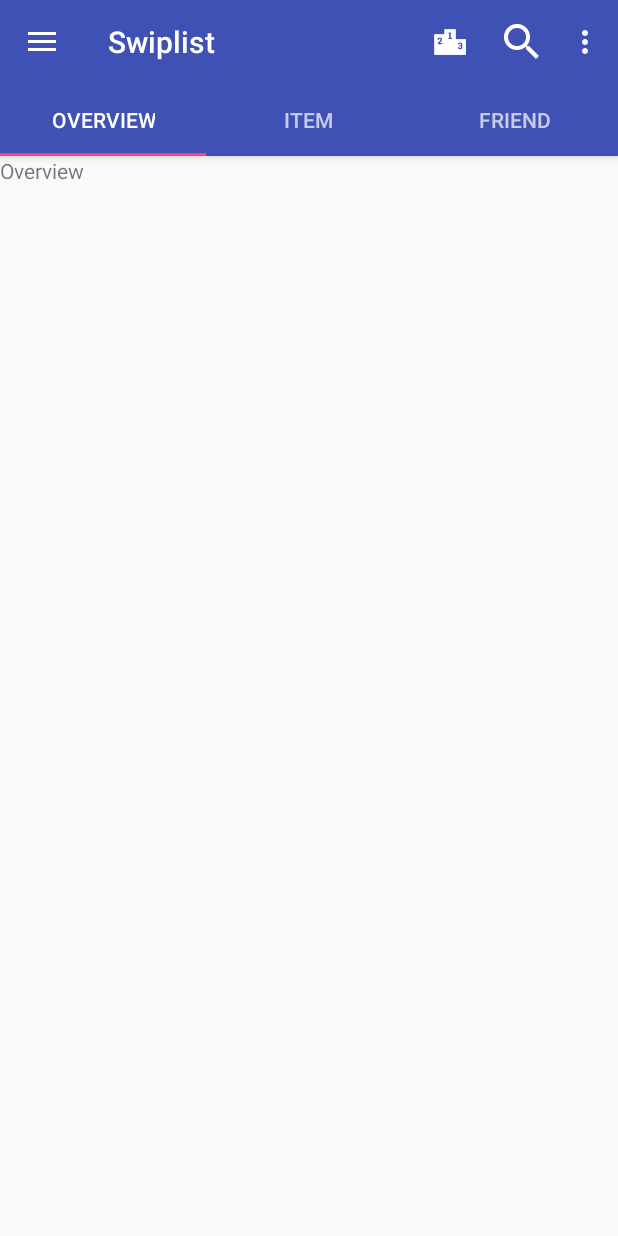
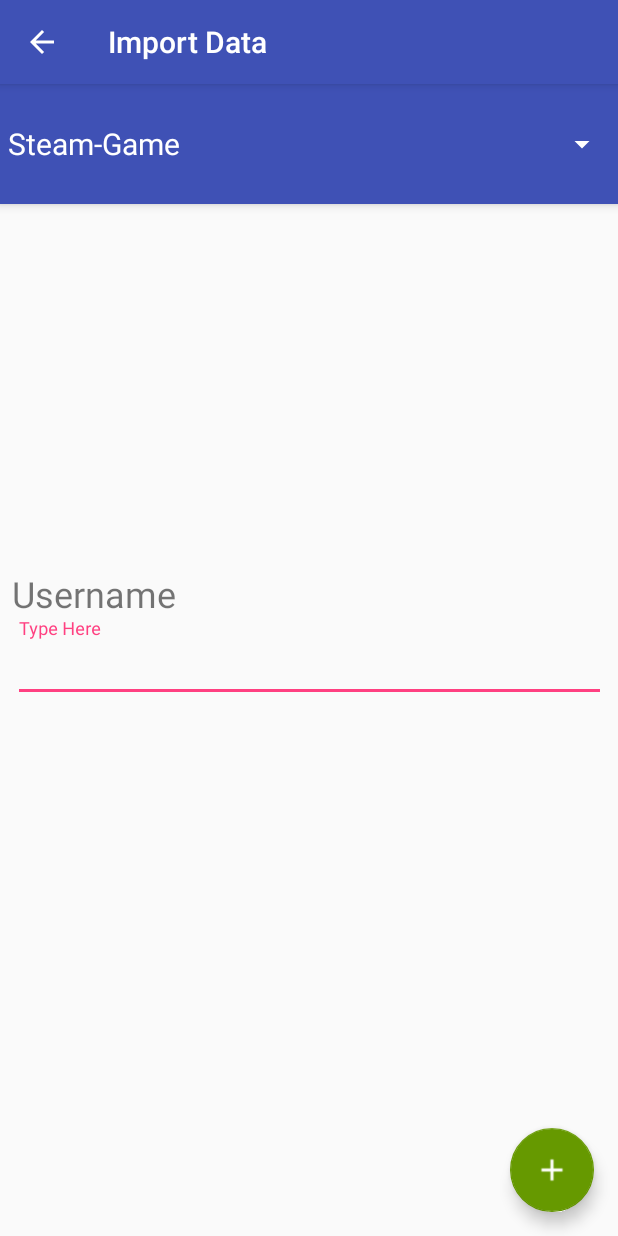
Before and after one commit to Swiplist/Swiplist-Android, an Android app: the MainActivity screen opened directly, with no data from a screen before it, in the side drawer, after a tap on "Import Data", on a phone screen of 412 x 824 dp. Run offline under Robolectric (Android 15) with nearby library versions, the phone set to English and light mode, and no system bars; libraries missing offline, so code that uses them is left out: com.github.kittinunf.fuel, com.github.kittinunf.result; 2 statements that could not run were skipped.

Commit message:
Add import data layout

```diff
--- a/app/src/main/AndroidManifest.xml
+++ b/app/src/main/AndroidManifest.xml
@@ -107,5 +107,22 @@
                     android:scheme="https" />
             </intent-filter>
         </activity>
+        <activity
+            android:name="com.energy0124.swiplist.feature.ImportDataActivity"
+            android:label="@string/title_activity_import_data"
+            android:parentActivityName="com.energy0124.swiplist.feature.MainActivity"
+            android:theme="@style/AppTheme">
+            <intent-filter android:order="1">
+                <action android:name="android.intent.action.VIEW" />
+
+                <category android:name="android.intent.category.BROWSABLE" />
+                <category android:name="android.intent.category.DEFAULT" />
+
+                <data
+                    android:host="energy0124"
+                    android:pathPattern="/.*"
+                    android:scheme="https" />
+            </intent-filter>
+        </activity>
     </application>
 </manifest>
--- a/base/src/main/res/values/strings.xml
+++ b/base/src/main/res/values/strings.xml
@@ -3,5 +3,6 @@
     <string name="title_activity_login">Log in</string>
     <string name="title_activity_register">Register</string>
     <string name="title_activity_search">Search</string>
-    <string name="title_activity_profile">ProfileActivity</string>
+    <string name="title_activity_profile">Profile</string>
+    <string name="title_activity_import_data">Import Data</string>
 </resources>
--- a/feature/src/main/AndroidManifest.xml
+++ b/feature/src/main/AndroidManifest.xml
@@ -108,6 +108,23 @@
                     android:scheme="https" />
             </intent-filter>
         </activity>
+        <activity
+            android:name=".ImportDataActivity"
+            android:label="@string/title_activity_import_data"
+            android:parentActivityName=".MainActivity"
+            android:theme="@style/AppTheme">
+            <intent-filter android:order="1">
+                <action android:name="android.intent.action.VIEW" />
+
+                <category android:name="android.intent.category.BROWSABLE" />
+                <category android:name="android.intent.category.DEFAULT" />
+
+                <data
+                    android:host="example.com"
+                    android:pathPattern="/.*"
+                    android:scheme="https" />
+            </intent-filter>
+        </activity>
     </application>
 
 </manifest>
--- /dev/null
+++ b/feature/src/main/java/com/energy0124/swiplist/feature/ImportDataActivity.kt
@@ -0,0 +1,44 @@
+package com.energy0124.swiplist.feature
+
+import android.os.Bundle
+import android.support.design.widget.Snackbar
+import android.support.v7.app.AppCompatActivity
+import android.view.View
+import android.widget.AdapterView
+import android.widget.AdapterView.OnItemSelectedListener
+import android.widget.ArrayAdapter
+import android.widget.Spinner
+
+import kotlinx.android.synthetic.main.activity_import_data.*
+
+class ImportDataActivity : AppCompatActivity(), OnItemSelectedListener {
+    override fun onNothingSelected(parent: AdapterView<*>?) {
+    }
+
+    override fun onItemSelected(parent: AdapterView<*>?, view: View?, position: Int, id: Long) {
+        when(position){
+
+        }
+    }
+
+    private val services = arrayOf("Steam-Game", "MyAnimeList-Anime", "MyAnimeList-Manga")
+
+    override fun onCreate(savedInstanceState: Bundle?) {
+        super.onCreate(savedInstanceState)
+        setContentView(R.layout.activity_import_data)
+
+        var spinner = findViewById<Spinner>(R.id.import_data_service_spinner)
+        val spinnerAdapter = ArrayAdapter<String>(this, R.layout.spinner_item, services)
+        spinnerAdapter.setDropDownViewResource(android.R.layout.simple_spinner_dropdown_item)
+        spinner.adapter = spinnerAdapter
+        spinner.onItemSelectedListener = this
+
+        fab.setOnClickListener { view ->
+            Snackbar.make(view, "Replace with your own action", Snackbar.LENGTH_LONG)
+                    .setAction("Action", null).show()
+        }
+
+        supportActionBar?.setDisplayHomeAsUpEnabled(true)
+    }
+
+}
--- a/feature/src/main/java/com/energy0124/swiplist/feature/MainActivity.kt
+++ b/feature/src/main/java/com/energy0124/swiplist/feature/MainActivity.kt
@@ -175,7 +175,8 @@ class MainActivity : AppCompatActivity(), NavigationView.OnNavigationItemSelecte
 
             }
             R.id.nav_import_data -> {
-
+                val intent = Intent(this, ImportDataActivity::class.java)
+                startActivity(intent)
             }
             R.id.nav_setting -> {
 
--- /dev/null
+++ b/feature/src/main/res/layout/activity_import_data.xml
@@ -0,0 +1,34 @@
+<?xml version="1.0" encoding="utf-8"?>
+<android.support.design.widget.CoordinatorLayout xmlns:android="http://schemas.android.com/apk/res/android"
+    xmlns:app="http://schemas.android.com/apk/res-auto"
+    xmlns:tools="http://schemas.android.com/tools"
+    android:layout_width="match_parent"
+    android:layout_height="match_parent"
+    android:fitsSystemWindows="true"
+    tools:context=".ImportDataActivity">
+
+    <android.support.design.widget.AppBarLayout
+        android:layout_width="match_parent"
+        android:layout_height="wrap_content"
+        android:theme="@style/AppTheme.AppBarOverlay">
+
+        <Spinner
+            android:id="@+id/import_data_service_spinner"
+            android:layout_width="match_parent"
+            android:layout_height="80dp" />
+
+
+    </android.support.design.widget.AppBarLayout>
+
+    <include layout="@layout/content_import_data" />
+
+    <android.support.design.widget.FloatingActionButton
+        android:id="@+id/fab"
+        android:layout_width="wrap_content"
+        android:layout_height="wrap_content"
+        android:layout_gravity="bottom|end"
+        android:layout_margin="@dimen/fab_margin"
+        app:backgroundTint="@android:color/holo_green_dark"
+        app:srcCompat="@drawable/baseline_add_white_18dp" />
+
+</android.support.design.widget.CoordinatorLayout>
--- /dev/null
+++ b/feature/src/main/res/layout/content_import_data.xml
@@ -0,0 +1,37 @@
+<?xml version="1.0" encoding="utf-8"?>
+<android.support.constraint.ConstraintLayout xmlns:android="http://schemas.android.com/apk/res/android"
+    xmlns:app="http://schemas.android.com/apk/res-auto"
+    xmlns:tools="http://schemas.android.com/tools"
+    android:layout_width="match_parent"
+    android:layout_height="match_parent"
+    tools:context=".ImportDataActivity"
+    tools:showIn="@layout/activity_import_data">
+
+    <android.support.design.widget.TextInputLayout
+        android:id="@+id/textInputLayout2"
+        android:layout_width="395dp"
+        android:layout_height="wrap_content"
+        android:layout_marginEnd="8dp"
+        android:layout_marginStart="8dp"
+        app:layout_constraintBottom_toBottomOf="parent"
+        app:layout_constraintEnd_toEndOf="parent"
+        app:layout_constraintStart_toStartOf="parent"
+        app:layout_constraintTop_toTopOf="parent">
+
+        <android.support.design.widget.TextInputEditText
+            android:layout_width="match_parent"
+            android:layout_height="wrap_content"
+            android:hint="@string/import_data_text_hint"
+            android:textSize="18sp" />
+    </android.support.design.widget.TextInputLayout>
+
+    <TextView
+        android:id="@+id/textView5"
+        android:layout_width="wrap_content"
+        android:layout_height="wrap_content"
+        android:layout_marginStart="8dp"
+        android:text="@string/import_data_username"
+        android:textSize="24sp"
+        app:layout_constraintBottom_toTopOf="@+id/textInputLayout2"
+        app:layout_constraintStart_toStartOf="parent" />
+</android.support.constraint.ConstraintLayout>
--- /dev/null
+++ b/feature/src/main/res/layout/spinner_item.xml
@@ -0,0 +1,11 @@
+<?xml version="1.0" encoding="utf-8"?>
+
+<TextView
+    xmlns:android="http://schemas.android.com/apk/res/android"
+    android:layout_width="match_parent"
+    android:layout_height="wrap_content"
+    android:textSize="20sp"
+    android:gravity="left"
+    android:textColor="#ffffff"
+    android:padding="5dip"
+    />
--- a/feature/src/main/res/values/strings.xml
+++ b/feature/src/main/res/values/strings.xml
@@ -55,4 +55,9 @@
     <string name="profile_email_tag">Email</string>
     <string name="profile_email">No Email</string>
 
+    <!-- Strings related to import data -->
+    <string name="import_data_text_hint">Type Here</string>
+    <string name="import_data_username">Username</string>
+    <string name="import_data_user_id">User ID</string>
+
 </resources>
```
Also changed, not shown: feature/src/main/res/drawable/baseline_add_white_18dp.png (added).
